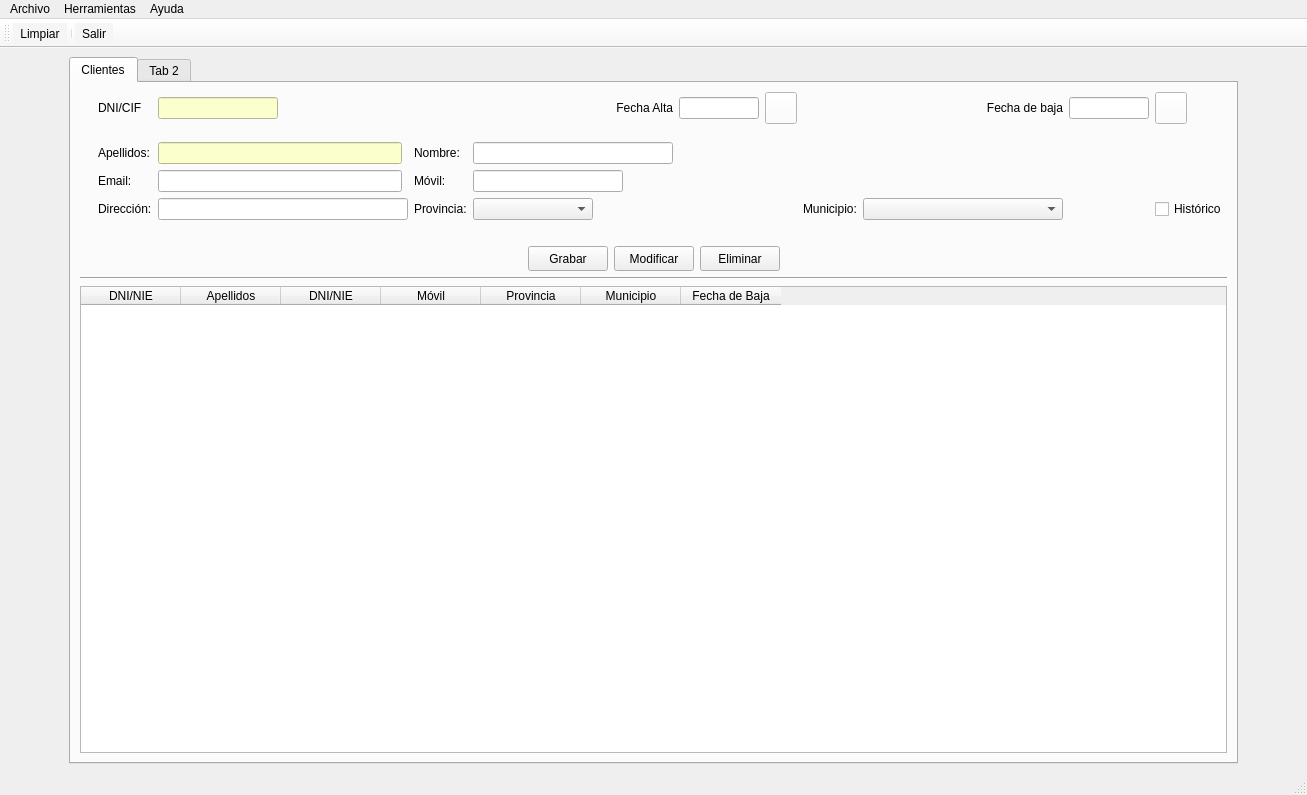
Old version of the form templates/ventPrincipal.ui in the repository Manuerty/ProyecyoDI.
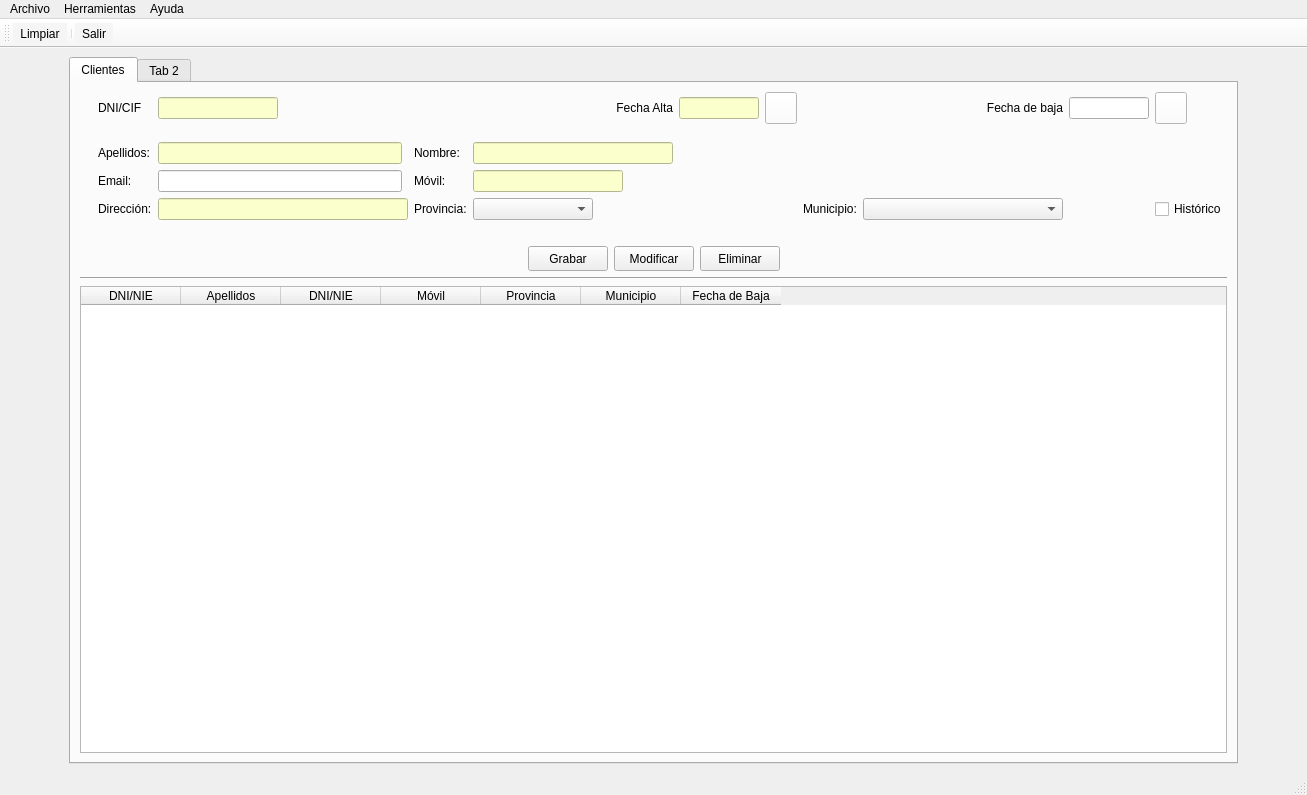
New version of the form. Icons and pictures are not drawn.

Commit message: feat(ventPrincipal.py): update table view

```diff
--- a/templates/ventPrincipal.ui
+++ b/templates/ventPrincipal.ui
@@ -224,6 +224,9 @@
               <height>16777215</height>
              </size>
             </property>
+            <property name="styleSheet">
+             <string notr="true">background-color: rgb(250, 255, 203);</string>
+            </property>
            </widget>
           </item>
           <item row="4" column="2">
@@ -272,6 +275,9 @@
               <height>16777215</height>
              </size>
             </property>
+            <property name="styleSheet">
+             <string notr="true">background-color: rgb(250, 255, 203);</string>
+            </property>
            </widget>
           </item>
           <item row="0" column="0" rowspan="6">
@@ -308,6 +314,9 @@
               <height>16777215</height>
              </size>
             </property>
+            <property name="styleSheet">
+             <string notr="true">background-color: rgb(250, 255, 203);</string>
+            </property>
            </widget>
           </item>
           <item row="0" column="16">
@@ -363,6 +372,9 @@
               <height>16777215</height>
              </size>
             </property>
+            <property name="styleSheet">
+             <string notr="true">background-color: rgb(250, 255, 203);</string>
+            </property>
             <property name="alignment">
              <set>Qt::AlignCenter</set>
             </property>
```
The commit also changes 3 other files.
